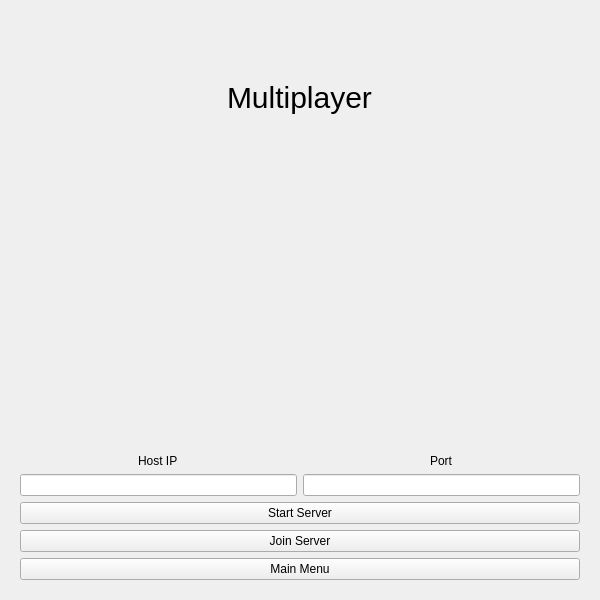
Above: FrenchNumberGame/multiplayerscreen.ui from alexobrien20/Qt-FrenchNumberGame before the change. Below: the same form after it.
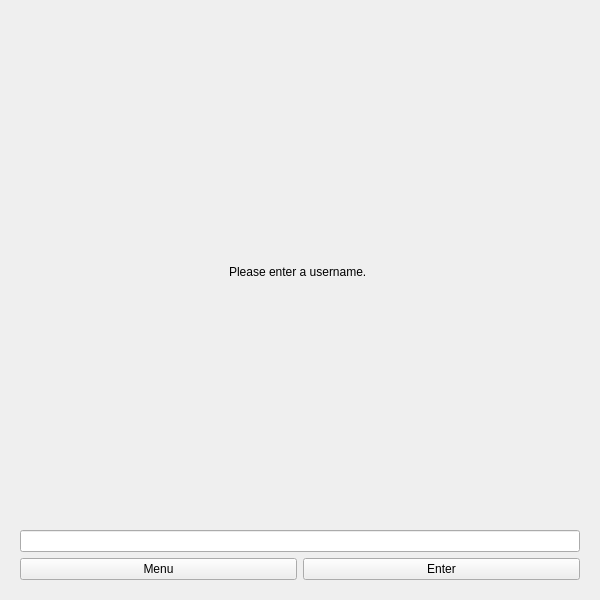
That is the form after the change. The open tabs and pages were chosen to show the change.

Patch:
```diff
--- a/FrenchNumberGame/multiplayerscreen.ui
+++ b/FrenchNumberGame/multiplayerscreen.ui
@@ -278,6 +278,38 @@
        </item>
       </layout>
      </widget>
+     <widget class="QWidget" name="UsernamePage">
+      <layout class="QVBoxLayout" name="verticalLayout_5">
+       <item alignment="Qt::AlignHCenter">
+        <widget class="QLabel" name="label_5">
+         <property name="text">
+          <string>Please enter a username. </string>
+         </property>
+        </widget>
+       </item>
+       <item>
+        <widget class="QLineEdit" name="UsernameInputBox"/>
+       </item>
+       <item>
+        <layout class="QGridLayout" name="gridLayout_7">
+         <item row="0" column="0">
+          <widget class="QPushButton" name="UsernameMenuButton">
+           <property name="text">
+            <string>Menu</string>
+           </property>
+          </widget>
+         </item>
+         <item row="0" column="1">
+          <widget class="QPushButton" name="UsernameEnterButton">
+           <property name="text">
+            <string>Enter</string>
+           </property>
+          </widget>
+         </item>
+        </layout>
+       </item>
+      </layout>
+     </widget>
     </widget>
    </item>
   </layout>
```
Left out of the diff: 56 changed lines with no effect on the pictures.
